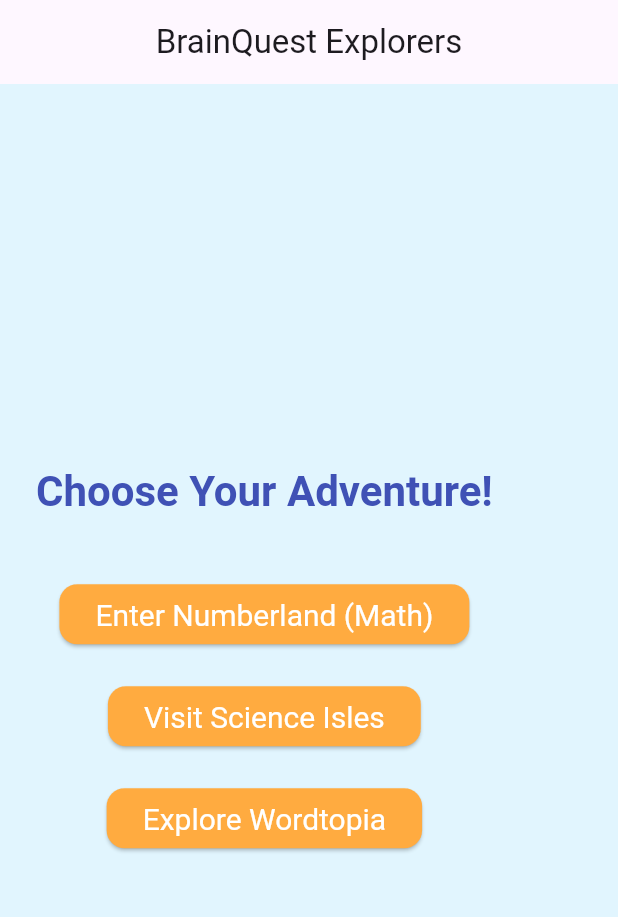
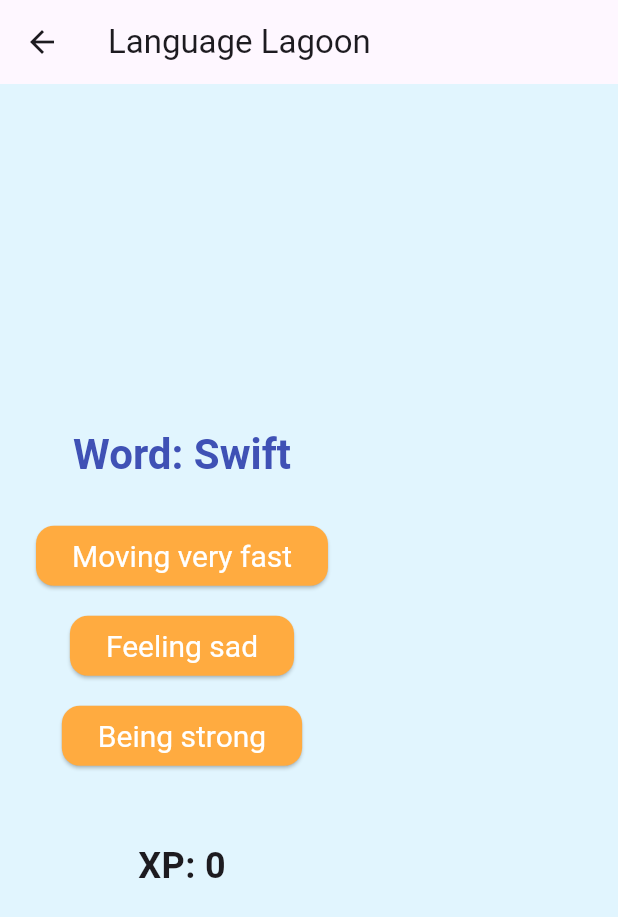
Before and after one commit to grandsonAchiunjika/brainquest_explorers, a Flutter app: the screen it shows after launch, after a tap on "Explore Wordtopia", on a phone screen of 412 x 824 dp. Shown: the top 917 px of the screen. Run offline on Flutter 3.47's test engine with Material 3 defaults, Android fonts, the light colour scheme and no system bars.

Commit message:
Add vocabulary match game to Language Lagoon

```diff
--- a/lib/screens/home_screen.dart
+++ b/lib/screens/home_screen.dart
@@ -1,4 +1,5 @@
 import 'package:flutter/material.dart';
+import 'language_lagoon.dart';
 import 'math_world.dart';
 import 'science_isles.dart';
 
@@ -42,7 +43,10 @@ class HomeScreen extends StatelessWidget {
             SizedBox(height: 20),
             ElevatedButton(
               onPressed: () {
-                // Navigate to Wordtopia
+                 Navigator.push(
+                  context,
+                   MaterialPageRoute(builder: (context) => LanguageLagoon()),
+                  );  // Navigate to Wordtopia
               },
               child: Text('Explore Wordtopia'),
             ),
--- /dev/null
+++ b/lib/screens/language_lagoon.dart
@@ -0,0 +1,91 @@
+import 'package:flutter/material.dart';
+import 'dart:math';
+import '../services/xp_service.dart';
+
+class LanguageLagoon extends StatefulWidget {
+  const LanguageLagoon({super.key});
+
+  @override
+  // ignore: library_private_types_in_public_api
+  _LanguageLagoonState createState() => _LanguageLagoonState();
+}
+
+class _LanguageLagoonState extends State<LanguageLagoon> {
+  final XPService xpService = XPService();
+
+  final List<Map<String, dynamic>> vocabList = [
+    {
+      'word': 'Swift',
+      'correct': 'Moving very fast',
+      'options': ['Moving very fast', 'Being strong', 'Feeling sad']
+    },
+    {
+      'word': 'Bright',
+      'correct': 'Full of light',
+      'options': ['Full of light', 'Very big', 'Kind of soft']
+    },
+    {
+      'word': 'Journey',
+      'correct': 'A trip from one place to another',
+      'options': ['A type of food', 'A trip from one place to another', 'A kind of song']
+    },
+  ];
+
+  int currentIndex = 0;
+  bool showFeedback = false;
+  String feedbackMessage = '';
+
+  void checkAnswer(String selected) {
+    String correct = vocabList[currentIndex]['correct'];
+    if (selected == correct) {
+      xpService.addXP(15); // Award 15 XP
+      feedbackMessage = '🎉 Correct! +15 XP';
+    } else {
+      feedbackMessage = '❌ Oops! Try again.';
+    }
+
+    setState(() {
+      showFeedback = true;
+    });
+
+    Future.delayed(Duration(seconds: 2), () {
+      setState(() {
+        showFeedback = false;
+        currentIndex = (currentIndex + 1) % vocabList.length;
+      });
+    });
+  }
+
+  @override
+  Widget build(BuildContext context) {
+    final vocab = vocabList[currentIndex];
+    final options = List<String>.from(vocab['options']);
+    options.shuffle(Random());
+
+    return Scaffold(
+      appBar: AppBar(title: Text('Language Lagoon')),
+      body: Padding(
+        padding: const EdgeInsets.all(24.0),
+        child: Column(
+          mainAxisAlignment: MainAxisAlignment.center,
+          children: [
+            Text('Word: ${vocab['word']}', style: Theme.of(context).textTheme.headlineLarge),
+            SizedBox(height: 20),
+            ...options.map((opt) => Padding(
+              padding: const EdgeInsets.symmetric(vertical: 6),
+              child: ElevatedButton(
+                onPressed: () => checkAnswer(opt),
+                child: Text(opt),
+              ),
+            )),
+            SizedBox(height: 20),
+            if (showFeedback)
+              Text(feedbackMessage, style: TextStyle(fontSize: 20, fontWeight: FontWeight.bold)),
+            SizedBox(height: 20),
+            Text('XP: ${xpService.currentXP}', style: TextStyle(fontSize: 24, fontWeight: FontWeight.bold)),
+          ],
+        ),
+      ),
+    );
+  }
+}
```
Also changed, not shown: lib/screens/language_world.dart (deleted).
